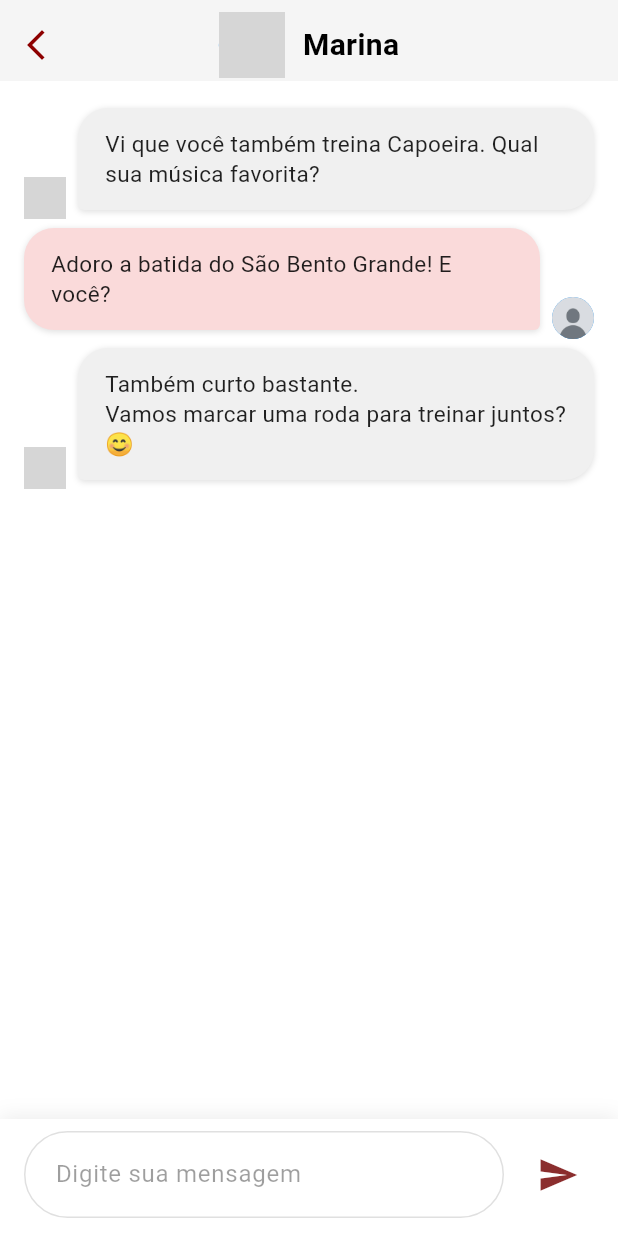
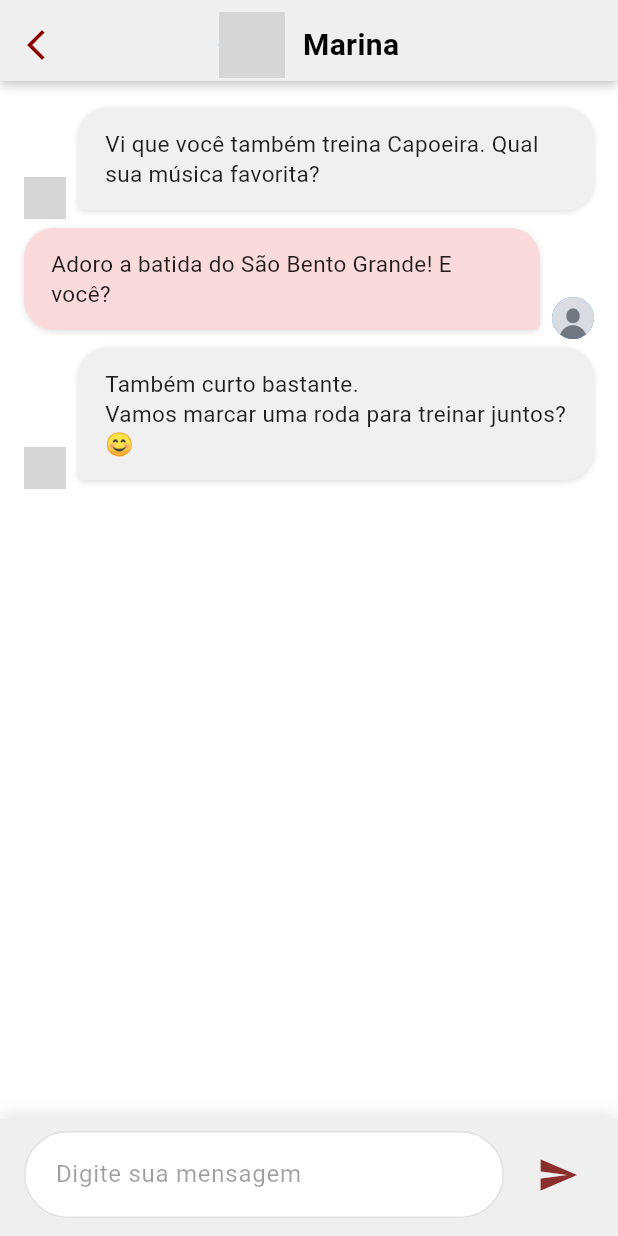
Before and after one commit to yolcastro/Fighter, a Flutter app: the TelaChat screen opened by its route, on a phone screen of 412 x 824 dp. Run offline on Flutter 3.47's test engine with Material 3 defaults, Android fonts, the phone set to English and light mode, and no system bars; our stand-ins replace firebase_auth, firebase_core, image_picker; accounts and stored records are empty; network calls fail; grey boxes are pictures that could not be loaded.

Commit message:
Update chat.dart

```diff
--- a/lib/screens/matching/chat.dart
+++ b/lib/screens/matching/chat.dart
@@ -81,7 +81,16 @@ class _TelaChatState extends State<TelaChat> {
         appBar: PreferredSize(
           preferredSize: const Size.fromHeight(60),
           child: Container(
-            color: const Color(0xFFF5F5F5),
+            decoration: const BoxDecoration(
+              color: Color(0xFFEFEFEF),
+              boxShadow: [
+                BoxShadow(
+                  color: Colors.black26,
+                  blurRadius: 6,
+                  offset: Offset(0, 2),
+                ),
+              ],
+            ),
             child: SafeArea(
               child: Padding(
                 padding: const EdgeInsets.only(top: 6),
@@ -169,7 +178,7 @@ class _TelaChatState extends State<TelaChat> {
                                 bottomLeft: meu ? const Radius.circular(20) : const Radius.circular(4),
                                 bottomRight: meu ? const Radius.circular(4) : const Radius.circular(20),
                               ),
-                              boxShadow: [
+                              boxShadow: const [
                                 BoxShadow(
                                   color: Colors.black12,
                                   blurRadius: 3,
@@ -200,15 +209,16 @@ class _TelaChatState extends State<TelaChat> {
                 },
               ),
             ),
-            Container(
+            SafeArea(
+              child: Container(
                 padding: const EdgeInsets.fromLTRB(16, 8, 16, 12),
-              decoration: BoxDecoration(
-                color: Colors.white,
+                decoration: const BoxDecoration(
+                  color: Color(0xFFEFEFEF), // fundo da barra de digitar EFEFEF
                   boxShadow: [
                     BoxShadow(
-                    color: Colors.black12.withOpacity(0.07),
+                      color: Colors.black12,
                       blurRadius: 10,
-                    offset: const Offset(0, -2),
+                      offset: Offset(0, -2),
                     ),
                   ],
                 ),
@@ -219,7 +229,7 @@ class _TelaChatState extends State<TelaChat> {
                         decoration: BoxDecoration(
                           border: Border.all(color: Colors.black12),
                           borderRadius: BorderRadius.circular(30),
-                        color: Colors.white,
+                          color: Colors.white, // campo de digitação branco
                         ),
                         padding: const EdgeInsets.symmetric(horizontal: 20),
                         child: TextField(
@@ -253,6 +263,7 @@ class _TelaChatState extends State<TelaChat> {
                   ],
                 ),
               ),
+            ),
           ],
         ),
       ),
```
Lines whose indentation alone changed are shown as unchanged.
